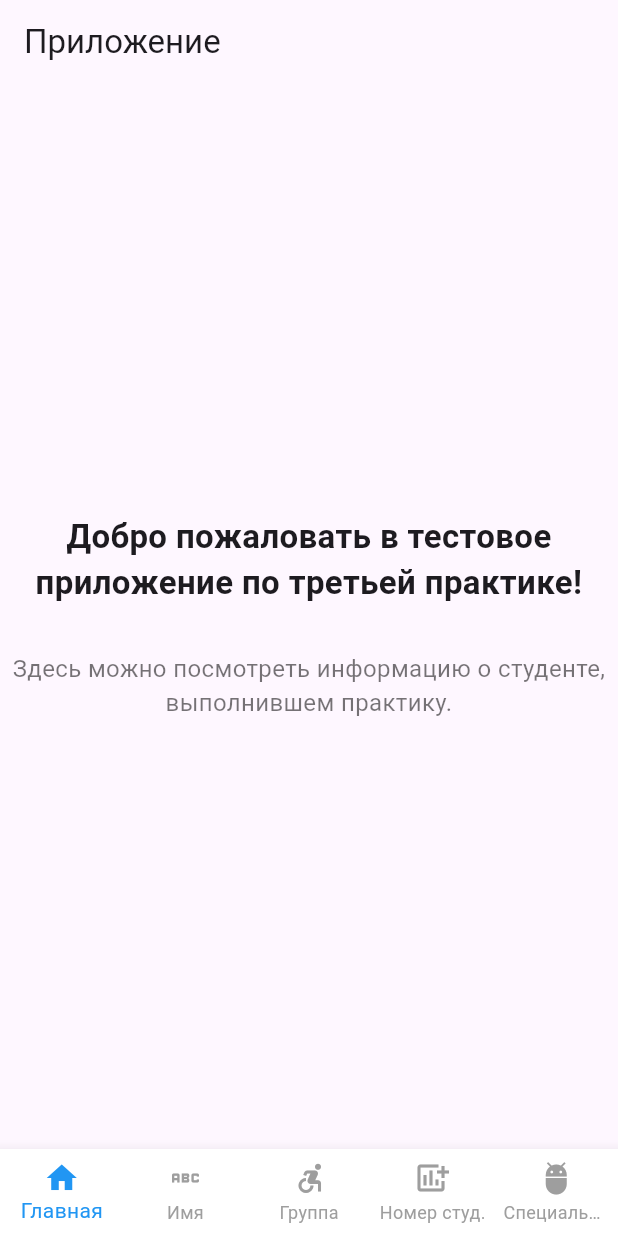
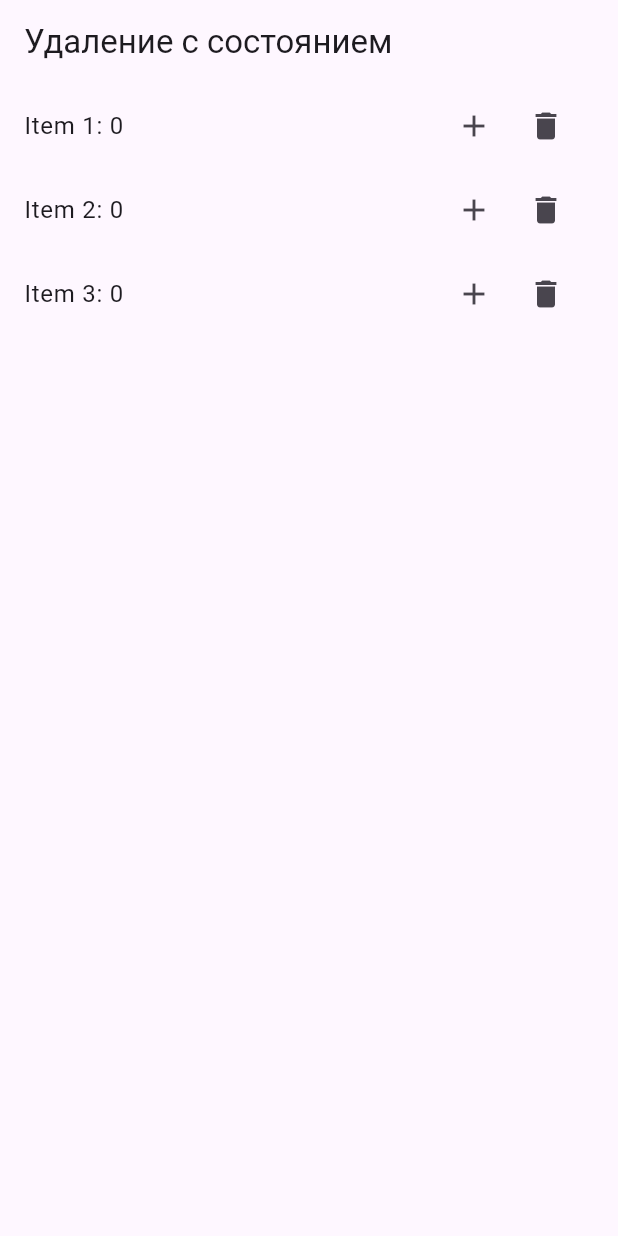
Before and after one commit to depresso-m/first_flutter, a Flutter app: the screen it shows after launch, on a phone screen of 412 x 824 dp. Run offline on Flutter 3.47's test engine with Material 3 defaults, Android fonts, the phone set to English and light mode, and no system bars.

Commit message:
изучение flutter работы со списками

```diff
--- a/lib/main.dart
+++ b/lib/main.dart
@@ -10,217 +10,170 @@ class MyApp extends StatelessWidget {
   @override
   Widget build(BuildContext context) {
     return MaterialApp(
-      title: 'Практика №3',
+      title: 'Практика №4',
       theme: ThemeData(
         colorScheme: ColorScheme.fromSeed(seedColor: Colors.deepPurple),
       ),
-      home: const MainScreen(),
+      home: StatefulListExample(),
     );
   }
 }
 
-class MainScreen extends StatefulWidget {
-  const MainScreen({super.key});
+class SimpleListExmp extends StatelessWidget {
+  SimpleListExmp({super.key});
 
-  @override
-  State<MainScreen> createState() => _MainScreenState();
-}
-
-class _MainScreenState extends State<MainScreen> {
-  int _currentIndex = 0;
-  final List<Widget> _screens = const [
-    HomeScreen(),
-    NameScreen(),
-    GroupScreen(),
-    NumberStudScreen(),
-    SpecialityScreen(),
-  ];
+  final items = List.generate(40, (index) => 'Item ${index + 1}');
 
   @override
   Widget build(BuildContext context) {
     return Scaffold(
-      appBar: AppBar(title: const Text("Приложение")),
-      body: _screens[_currentIndex],
-      bottomNavigationBar: BottomNavigationBar(
-        currentIndex: _currentIndex,
-        onTap: (index) {
-          setState(() {
-            _currentIndex = index; // смена экрана
-          });
-        },
-        selectedItemColor: Colors.blue,
-        unselectedItemColor: Colors.grey,
-        backgroundColor: Colors.white,
-        type: BottomNavigationBarType.fixed,
-        items: const [
-          BottomNavigationBarItem(icon: Icon(Icons.home), label: "Главная"),
-          BottomNavigationBarItem(icon: Icon(Icons.abc), label: "Имя"),
-          BottomNavigationBarItem(
-            icon: Icon(Icons.accessible_forward_outlined),
-            label: "Группа",
+      body: Column(
+        mainAxisAlignment: MainAxisAlignment.center,
+        children: items.map((item) => Text(item)).toList(),
+      ),
+    );
+  }
+}
+
+class SingleChildScrollExmp extends StatelessWidget {
+  SingleChildScrollExmp({super.key});
+
+  final items = List.generate(40, (index) => 'Item ${index + 1}');
+
+  @override
+  Widget build(BuildContext context) {
+    return Scaffold(
+      body: SingleChildScrollView(
+        child: Column(
+          mainAxisAlignment: MainAxisAlignment.center,
+          children: items.map((item) => Text(item)).toList(),
+        ),
+      ),
+    );
+  }
+}
+
+class ListViewBuilderExmp extends StatelessWidget {
+  ListViewBuilderExmp({super.key});
+
+  final items = List.generate(100, (index) => 'Item ${index + 1}');
+
+  @override
+  Widget build(BuildContext context) {
+    return Scaffold(
+      body: ListView.builder(
+        itemBuilder: (_, position) => Text(items[position]),
+        itemCount: items.length,
+      ),
+    );
+  }
+}
+
+class ListViewSeparatedExmp extends StatelessWidget {
+  ListViewSeparatedExmp({super.key});
+
+  final items = List.generate(100, (index) => 'Item ${index + 1}');
+
+  @override
+  Widget build(BuildContext context) {
+    return Scaffold(
+      body: ListView.separated(
+        itemBuilder: (_, position) => Text(items[position]),
+        itemCount: items.length,
+        separatorBuilder: (_, __) => const Divider(),
+      ),
+    );
+  }
+}
+
+class MyHomePage extends StatefulWidget {
+  const MyHomePage({super.key});
+
+  @override
+  State<MyHomePage> createState() => _MyHomePageState();
+}
+
+class _MyHomePageState extends State<MyHomePage> {
+  final items = List.generate(100, (index) => 'Item ${index + 1}');
+
+  @override
+  Widget build(BuildContext context) {
+    return Scaffold(
+      body: ListView(
+        children: items
+            .map(
+              (item) => GestureDetector(
+                key: ValueKey(item),
+                onTap: () => setState(() => items.remove(item)),
+                child: Padding(
+                  padding: const EdgeInsets.all(16),
+                  child: Text(item),
+                ),
+              ),
+            )
+            .toList(),
+      ),
+    );
+  }
+}
+
+
+// вот этот отражает проблему
+class StatefulListExample extends StatefulWidget {
+  @override
+  _StatefulListExampleState createState() => _StatefulListExampleState();
+}
+
+class _StatefulListExampleState extends State<StatefulListExample> {
+  List<String> items = ["Item 1", "Item 2", "Item 3"];
+
+  @override
+  Widget build(BuildContext context) {
+    return Scaffold(
+      appBar: AppBar(title: Text("Удаление с состоянием")),
+      body: ListView(
+        children: items
+            .map((item) => CounterWidget(item: item, key : ValueKey(item))) // если убрать ключ то будет возникать ошибка
+            .toList(),
+      ),
+    );
+  }
+}
+
+// StatefulWidget внутри списка
+class CounterWidget extends StatefulWidget {
+  final String item;
+
+  CounterWidget({required this.item, Key? key}) : super(key: key); // Передаём ключ в супер.
+
+  @override
+  _CounterWidgetState createState() => _CounterWidgetState();
+}
+
+class _CounterWidgetState extends State<CounterWidget> {
+  int counter = 0;
+
+  @override
+  Widget build(BuildContext context) {
+    return ListTile(
+      title: Text('${widget.item}: $counter'),
+      trailing: Row(
+        mainAxisSize: MainAxisSize.min,
+        children: [
+          IconButton(
+            icon: Icon(Icons.add),
+            onPressed: () => setState(() => counter++),
           ),
-          BottomNavigationBarItem(
-            icon: Icon(Icons.add_chart),
-            label: "Номер студ.",
-          ),
-          BottomNavigationBarItem(
-            icon: Icon(Icons.adb),
-            label: "Специальность",
+          IconButton(
+            icon: Icon(Icons.delete),
+            onPressed: () {
+              // Удаляем элемент из списка родителя
+              final parentState = context.findAncestorStateOfType<_StatefulListExampleState>();
+              parentState?.setState(() => parentState.items.remove(widget.item));
+            },
           ),
         ],
       ),
     );
   }
 }
-
-// Виджеты экранов
-class HomeScreen extends StatelessWidget {
-  const HomeScreen({super.key});
-
-  @override
-  Widget build(BuildContext context) {
-    return const Center(
-      child: Column(
-        mainAxisSize: MainAxisSize.min,
-        crossAxisAlignment: CrossAxisAlignment.center,
-        children: [
-          Text(
-            "Добро пожаловать в тестовое приложение по третьей практике!",
-            textAlign: TextAlign.center,
-            style: TextStyle(fontSize: 22, fontWeight: FontWeight.bold),
-          ),
-          SizedBox(height: 30),
-          Text(
-            "Здесь можно посмотреть информацию о студенте, выполнившем практику.",
-            textAlign: TextAlign.center,
-            style: TextStyle(fontSize: 16, color: Colors.black54),
-          ),
-        ],
-      ),
-    );
-  }
-}
-
-class NameScreen extends StatelessWidget {
-  const NameScreen({super.key});
-
-  @override
-  Widget build(BuildContext context) {
-    return const Center(
-      child: Column(
-        mainAxisSize: MainAxisSize.min,
-        crossAxisAlignment: CrossAxisAlignment.center,
-        children: [
-          Text(
-            "ФИО СТУДЕНТА",
-            textAlign: TextAlign.center,
-            style: TextStyle(fontSize: 22, fontWeight: FontWeight.bold),
-          ),
-          SizedBox(height: 10),
-          Row(
-            mainAxisAlignment: MainAxisAlignment.center,
-            mainAxisSize: MainAxisSize.min,
-            crossAxisAlignment: CrossAxisAlignment.center,
-            children: [
-              Text(
-                "ЧЕРЕПОВ",
-                style: TextStyle(fontSize: 16, color: Colors.black54),
-              ),
-              SizedBox(width: 10),
-              Text(
-                "МИХАИЛ",
-                style: TextStyle(fontSize: 16, color: Colors.black54),
-              ),
-              SizedBox(width: 10),
-              Text(
-                "БОРИСОВИЧ",
-                style: TextStyle(fontSize: 16, color: Colors.black54),
-              ),
-            ],
-          ),
-        ],
-      ),
-    );
-  }
-}
-
-class GroupScreen extends StatelessWidget {
-  const GroupScreen({super.key});
-
-  @override
-  Widget build(BuildContext context) {
-    return const Center(
-      child: Column(
-        mainAxisSize: MainAxisSize.min,
-        crossAxisAlignment: CrossAxisAlignment.center,
-        children: [
-          Text(
-            "Группа в которой я учусь",
-            textAlign: TextAlign.center,
-            style: TextStyle(fontSize: 22, fontWeight: FontWeight.bold),
-          ),
-          SizedBox(height: 15),
-          Text(
-            "ИКБО-11-22",
-            textAlign: TextAlign.center,
-            style: TextStyle(fontSize: 16, color: Colors.green),
-          ),
-        ],
-      ),
-    );
-  }
-}
-
-class NumberStudScreen extends StatelessWidget {
-  const NumberStudScreen({super.key});
-
-  @override
-  Widget build(BuildContext context) {
-    return const Center(
-      child: Column(
-        mainAxisSize: MainAxisSize.min,
-        crossAxisAlignment: CrossAxisAlignment.center,
-        children: [
-          Text(
-            "Номер моего студенческого",
-            textAlign: TextAlign.center,
-            style: TextStyle(fontSize: 22, fontWeight: FontWeight.bold),
-          ),
-          SizedBox(height: 15),
-          Text(
-            "22И1849",
-            textAlign: TextAlign.center,
-            style: TextStyle(fontSize: 16, color: Colors.cyan),
-          ),
-        ],
-      ),
-    );
-  }
-}
-
-class SpecialityScreen extends StatelessWidget {
-  const SpecialityScreen({super.key});
-
-  @override
-  Widget build(BuildContext context) {
-    return const Center(
-      child: Column(
-        mainAxisSize: MainAxisSize.min,
-        crossAxisAlignment: CrossAxisAlignment.center,
-        children: [
-          Text(
-            "Моя специальность",
-            textAlign: TextAlign.center,
-            style: TextStyle(fontSize: 22, fontWeight: FontWeight.bold),
-          ),
-          SizedBox(height: 15),
-          Text(
-            "ПРОГРАММНАЯ ИНЖЕНЕРИЯ",
-            textAlign: TextAlign.center,
-            style: TextStyle(fontSize: 16, color: Colors.purple),
-          ),
-        ],
-      ),
-    );
-  }
-}
```
